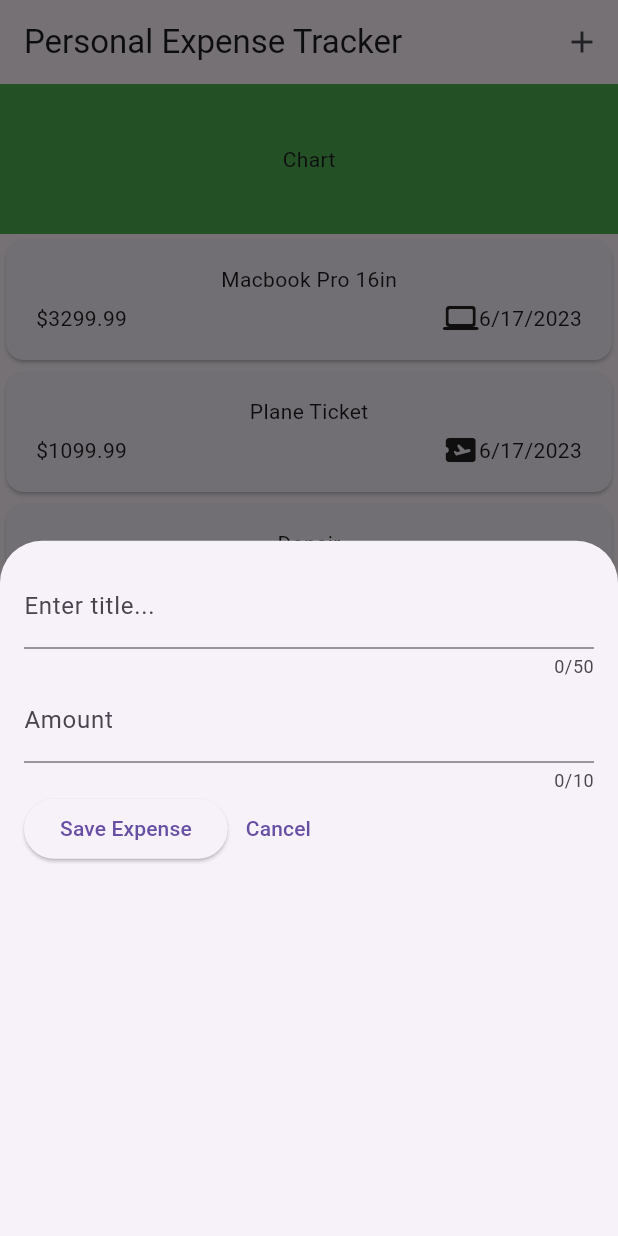
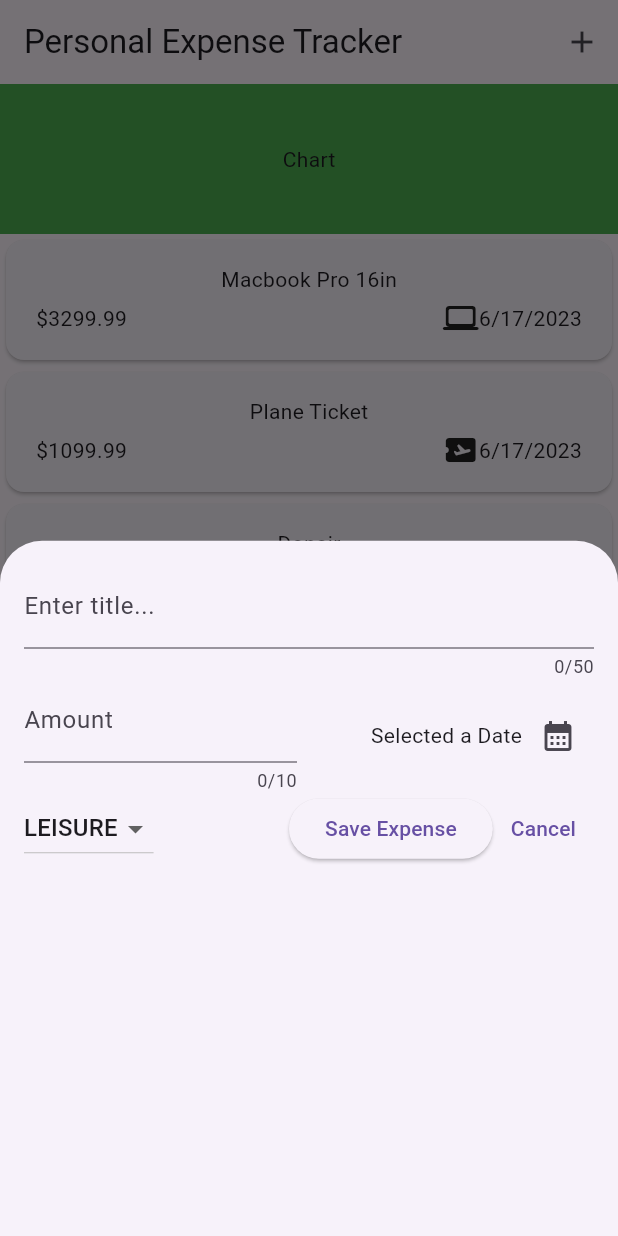
Before and after one commit to Sebsprograms/Expense_Tracker, a Flutter app: the screen it shows after launch, after a tap on the "add" icon, on a phone screen of 412 x 824 dp. Run offline on Flutter 3.47's test engine with Material 2 defaults, Android fonts, the phone set to English and light mode, and no system bars.

Commit message:
Finish new expense modal, create expense logic and alert dialog for errors with new expense

```diff
--- a/lib/widgets/expenses.dart
+++ b/lib/widgets/expenses.dart
@@ -40,11 +40,29 @@ class _ExpensesState extends State<Expenses> {
     ),
   ];
 
+  void createExpense({
+    required String title,
+    required double amount,
+    required DateTime date,
+    required Category category,
+  }) {
+    setState(() {
+      _registeredExpenses.add(Expense(
+        name: title,
+        amount: amount,
+        date: date,
+        category: category,
+      ));
+    });
+  }
+
   void showAddExpenseOverlay() {
     showModalBottomSheet(
         context: context,
         builder: (ctx) {
-          return NewExpense();
+          return NewExpense(
+            createExpense: createExpense,
+          );
         });
   }
 
--- a/lib/widgets/new_expense.dart
+++ b/lib/widgets/new_expense.dart
@@ -1,7 +1,18 @@
+import 'package:expense_tracker/models/expense.dart';
 import 'package:flutter/material.dart';
 
 class NewExpense extends StatefulWidget {
-  NewExpense({super.key});
+  const NewExpense({
+    super.key,
+    required this.createExpense,
+  });
+
+  final void Function({
+    required String title,
+    required double amount,
+    required DateTime date,
+    required Category category,
+  }) createExpense;
 
   @override
   State<StatefulWidget> createState() {
@@ -10,8 +21,57 @@ class NewExpense extends StatefulWidget {
 }
 
 class _NewExpenseState extends State<NewExpense> {
-  TextEditingController _titleController = TextEditingController();
-  TextEditingController _amountController = TextEditingController();
+  final TextEditingController _titleController = TextEditingController();
+  final TextEditingController _amountController = TextEditingController();
+  DateTime? _selectedDate;
+  Category _selectedCategory = Category.leisure;
+
+  void _selectDate() async {
+    final now = DateTime.now();
+    final lastYear = DateTime(now.year - 1, now.month, now.day);
+    final pickedDate = await showDatePicker(
+      context: context,
+      initialDate: now,
+      firstDate: lastYear,
+      lastDate: now,
+    );
+    setState(() {
+      _selectedDate = pickedDate;
+    });
+  }
+
+  void _submitExpense() {
+    final amount = double.tryParse(_amountController.text);
+    final bool isValidAmount = amount != null && amount > 0;
+    if (_titleController.text.trim().isEmpty ||
+        !isValidAmount ||
+        _selectedDate == null) {
+      showDialog(
+        context: context,
+        builder: (ctx) => AlertDialog(
+          title: const Text("Invalid Entry"),
+          content:
+              const Text("Please enter a title, amount, category and date."),
+          actions: [
+            TextButton(
+              onPressed: () {
+                Navigator.pop(ctx);
+              },
+              child: const Text("Okay"),
+            ),
+          ],
+        ),
+      );
+      return;
+    }
+    widget.createExpense(
+      title: _titleController.text,
+      amount: amount,
+      category: _selectedCategory,
+      date: _selectedDate!,
+    );
+    Navigator.pop(context);
+  }
 
   @override
   void dispose() {
@@ -46,15 +106,47 @@ class _NewExpenseState extends State<NewExpense> {
                   ),
                 ),
               ),
+              const SizedBox(
+                width: 16,
+              ),
+              Expanded(
+                child: Row(
+                  mainAxisAlignment: MainAxisAlignment.end,
+                  crossAxisAlignment: CrossAxisAlignment.center,
+                  children: [
+                    Text(
+                      _selectedDate == null
+                          ? "Selected a Date"
+                          : formatter.format(_selectedDate!),
+                    ),
+                    IconButton(
+                      onPressed: _selectDate,
+                      icon: const Icon(Icons.calendar_month),
+                    )
+                  ],
+                ),
+              ),
             ],
           ),
           Row(
             children: [
+              DropdownButton(
+                  value: _selectedCategory,
+                  items: Category.values
+                      .map((e) => DropdownMenuItem(
+                            value: e,
+                            child: Text(e.name.toUpperCase()),
+                          ))
+                      .toList(),
+                  onChanged: (category) {
+                    if (category == null) return;
+                    setState(() {
+                      _selectedCategory = category;
+                    });
+                  }),
+              const Spacer(),
               ElevatedButton(
-                onPressed: () {
-                  print(_titleController.text);
-                  print(_amountController.text);
-                },
+                onPressed: _submitExpense,
                 child: const Text("Save Expense"),
               ),
               TextButton(
```
